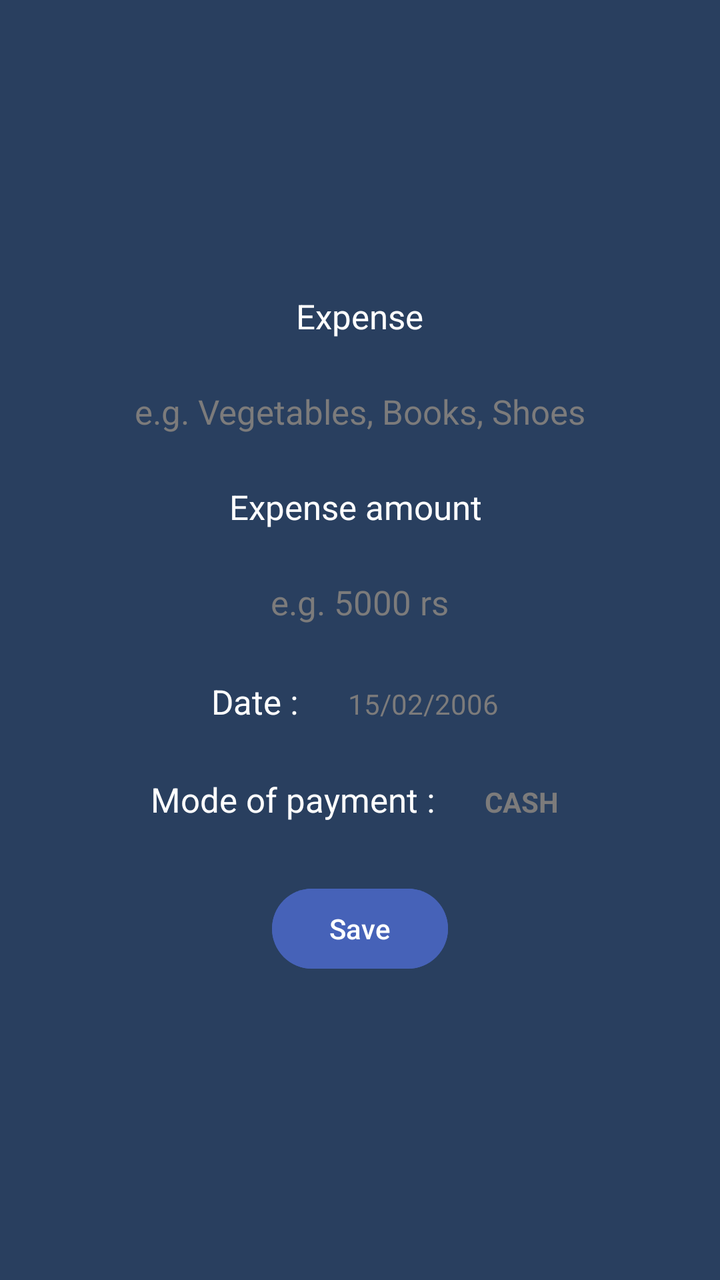
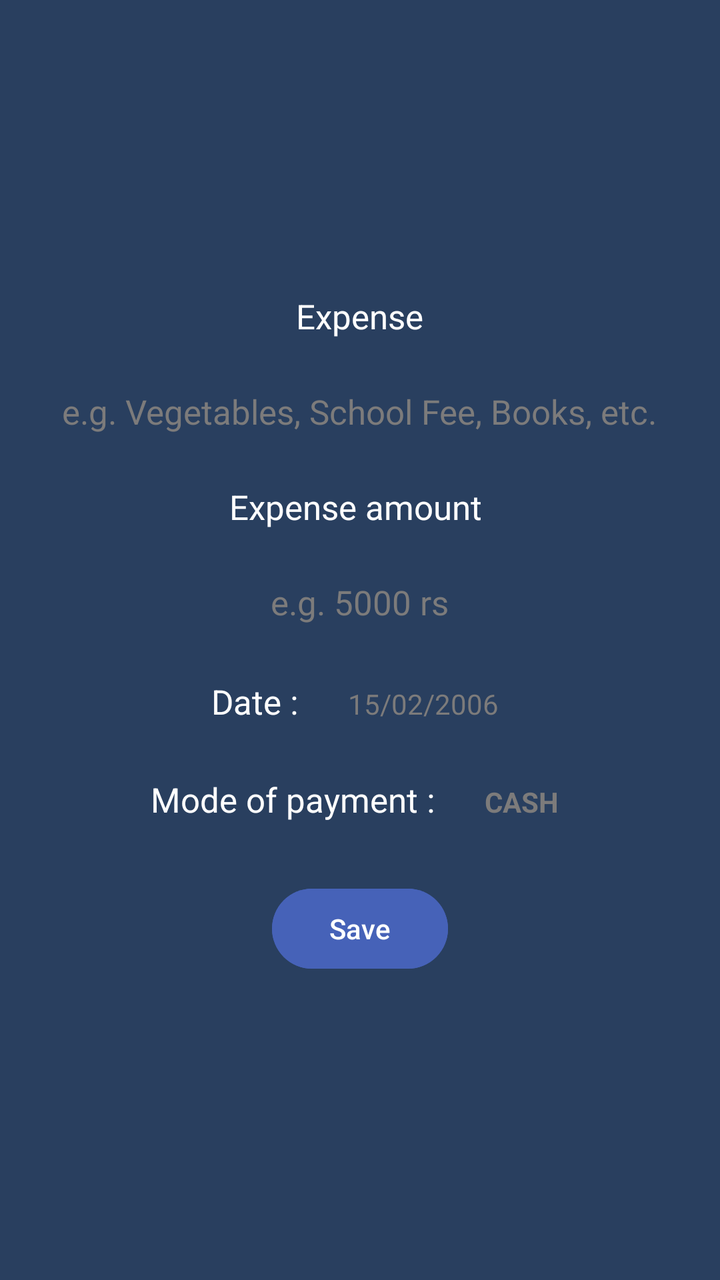

Screens rendered from an Android XML layout before and after an edit, with the pre-edit source and the edit as a unified diff.
<!-- AndroidManifest.xml: application theme Theme.GharKharch -->
<!-- res/layout/fragment_book_expense.xml -->
<?xml version="1.0" encoding="utf-8"?>
<LinearLayout xmlns:android="http://schemas.android.com/apk/res/android"
    android:layout_width="match_parent"
    android:layout_height="match_parent"
    android:background="@color/backgroundColor"
    android:gravity="center"
    android:orientation="vertical">

    <TextView
        android:id="@+id/subCategory"
        android:layout_width="wrap_content"
        android:layout_height="wrap_content"
        android:padding="@dimen/padding_medium"
        android:text="Expense"
        android:textSize="@dimen/text_size_large" />

    <EditText
        android:id="@+id/inputSubCategory"
        android:layout_width="wrap_content"
        android:layout_height="wrap_content"
        android:background="@color/backgroundColor"
        android:hint="e.g. Vegetables, Books, Shoes"
        android:importantForAutofill="no"
        android:inputType="text"
        android:maxLength="15"
        android:padding="@dimen/padding_large"
        android:textColorHint="@color/primaryTextColorVariant"
        android:textSize="@dimen/text_size_large" />

    <TextView
        android:layout_width="wrap_content"
        android:layout_height="wrap_content"
        android:padding="@dimen/padding_medium"
        android:text="Expense amount "
        android:textSize="@dimen/text_size_large" />

    <EditText
        android:id="@+id/expenseAmount"
        android:layout_width="wrap_content"
        android:layout_height="wrap_content"
        android:background="@color/backgroundColor"
        android:hint="e.g. 5000 rs"
        android:importantForAutofill="no"
        android:inputType="text"
        android:maxLength="15"
        android:padding="@dimen/padding_large"
        android:textColorHint="@color/primaryTextColorVariant"
        android:textSize="@dimen/text_size_large" />

    <LinearLayout
        android:layout_width="wrap_content"
        android:layout_height="wrap_content"
        android:orientation="horizontal">

        <TextView
            android:layout_width="wrap_content"
            android:layout_height="wrap_content"
            android:padding="@dimen/padding_medium"
            android:text="Date :"
            android:textSize="@dimen/text_size_large" />

        <TextView
            android:layout_width="wrap_content"
            android:layout_height="wrap_content"
            android:padding="@dimen/padding_large"
            android:text="15/02/2006"
            android:textColor="@color/primaryTextColorVariant" />
    </LinearLayout>

    <LinearLayout
        android:layout_width="wrap_content"
        android:layout_height="wrap_content"
        android:orientation="horizontal">


        <TextView
            android:layout_width="wrap_content"
            android:layout_height="wrap_content"
            android:padding="@dimen/padding_medium"
            android:text="Mode of payment :"
            android:textSize="@dimen/text_size_large" />

        <TextView
            android:id="@+id/modesOfPayment"
            android:layout_width="wrap_content"
            android:layout_height="wrap_content"
            android:padding="@dimen/padding_large"
            android:text="CASH"
            android:textColor="@color/primaryTextColorVariant"
            android:textStyle="bold" />

    </LinearLayout>


    <Button
        android:id="@+id/saveBtn"
        android:layout_width="wrap_content"
        android:layout_height="wrap_content"
        android:layout_marginVertical="@dimen/margin_large"
        android:backgroundTint="@color/buttonColor"
        android:text="Save" />

</LinearLayout>
<!-- resources referenced by this layout -->
<resources>
  <color name="backgroundColor">#293F5F</color>
  <color name="buttonColor">#4662B8</color>
  <color name="primaryTextColorVariant">#7C7B7B</color>
  <dimen name="margin_large">15dp</dimen>
  <dimen name="padding_large">15dp</dimen>
  <dimen name="padding_medium">10dp</dimen>
  <dimen name="text_size_large">17sp</dimen>
  <style name="Theme.GharKharch" parent="Base.Theme.GharKharch">
          <item name="colorPrimary">@color/backgroundColor</item>
          <item name="colorSecondary">@color/lGrey</item>
          
          <item name="colorOnSecondary">@color/primaryTextColor</item>
          <item name="colorOnPrimary">@color/primaryTextColor</item>
          
          <item name="android:textColor">@color/primaryTextColor</item>
          <item name="android:textColorPrimary">@color/primaryTextColor</item>
          <item name="android:textColorSecondary">@color/primaryTextColorVariant</item>
      </style>
  <style name="Base.Theme.GharKharch" parent="Theme.Material3.DayNight.NoActionBar">
          
      </style>
  <color name="lGrey">#616161</color>
  <color name="primaryTextColor">#FFFFFF</color>
</resources>

<!-- the commit's change to res/layout/fragment_book_expense.xml (unified diff, before → after) -->
@@ -19,7 +19,7 @@
         android:layout_width="wrap_content"
         android:layout_height="wrap_content"
         android:background="@color/backgroundColor"
-        android:hint="e.g. Vegetables, Books, Shoes"
+        android:hint="@string/hint_sub_category"
         android:importantForAutofill="no"
         android:inputType="text"
         android:maxLength="15"
@@ -39,7 +39,7 @@
         android:layout_width="wrap_content"
         android:layout_height="wrap_content"
         android:background="@color/backgroundColor"
-        android:hint="e.g. 5000 rs"
+        android:hint="@string/hint_amount"
         android:importantForAutofill="no"
         android:inputType="text"
         android:maxLength="15"
<!-- resource entries referenced after the edit -->
@@ -7,6 +7,8 @@
   <dimen name="padding_large">15dp</dimen>
   <dimen name="padding_medium">10dp</dimen>
   <dimen name="text_size_large">17sp</dimen>
+  <string name="hint_amount">e.g. 5000 rs</string>
+  <string name="hint_sub_category">e.g. Vegetables, School Fee, Books, etc.</string>
   <style name="Theme.GharKharch" parent="Base.Theme.GharKharch">
           <item name="colorPrimary">@color/backgroundColor</item>
           <item name="colorSecondary">@color/lGrey</item>
